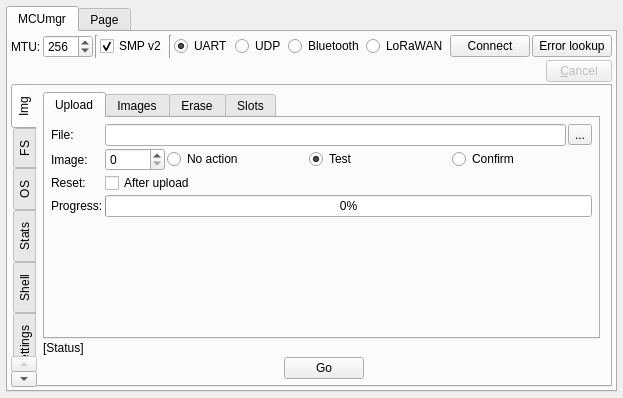
thedjnK/AuTerm, file plugins/mcumgr/form.ui: the form before one commit.
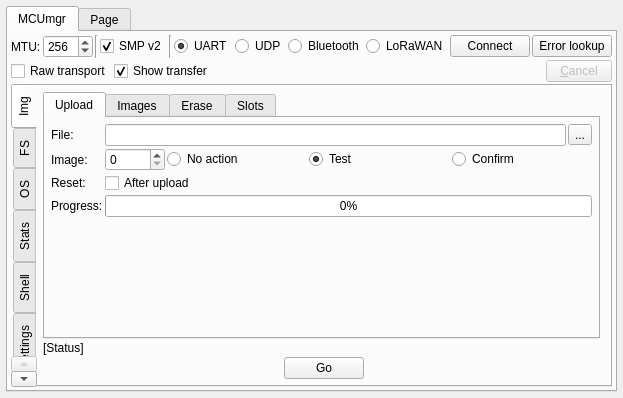
The form after the commit. Custom widgets are drawn as their Qt base class.

Commit message: plugins: mcumgr: Raw UART transport addition

The edit to the form file:
```diff
--- a/plugins/mcumgr/form.ui
+++ b/plugins/mcumgr/form.ui
@@ -6,7 +6,7 @@
    <rect>
     <x>0</x>
     <y>0</y>
-    <width>600</width>
+    <width>594</width>
     <height>398</height>
    </rect>
   </property>
@@ -204,6 +204,29 @@
          <property name="topMargin">
           <number>0</number>
          </property>
+         <item>
+          <widget class="QCheckBox" name="check_transport_uart_raw">
+           <property name="toolTip">
+            <string>If checked, will use the raw UART transport, otherwise uses SMP over console</string>
+           </property>
+           <property name="text">
+            <string>Raw transport</string>
+           </property>
+          </widget>
+         </item>
+         <item>
+          <widget class="QCheckBox" name="check_transport_uart_show_transfer">
+           <property name="toolTip">
+            <string>&lt;html&gt;&lt;head/&gt;&lt;body&gt;&lt;p&gt;Will show incoming and outgoing packets in terminal view. Note: will also hide non-MCUmgr traffic that appears during a transfer. It is not recommended to enable this when the raw UART transport is used due to being binary data.&lt;/p&gt;&lt;/body&gt;&lt;/html&gt;</string>
+           </property>
+           <property name="text">
+            <string>Show transfer</string>
+           </property>
+           <property name="checked">
+            <bool>true</bool>
+           </property>
+          </widget>
+         </item>
          <item>
           <spacer name="horizontalSpacer_27">
            <property name="orientation">
```
Left out of the diff: 4 changed lines with no effect on the pictures. The commit also changes 4 other files.
